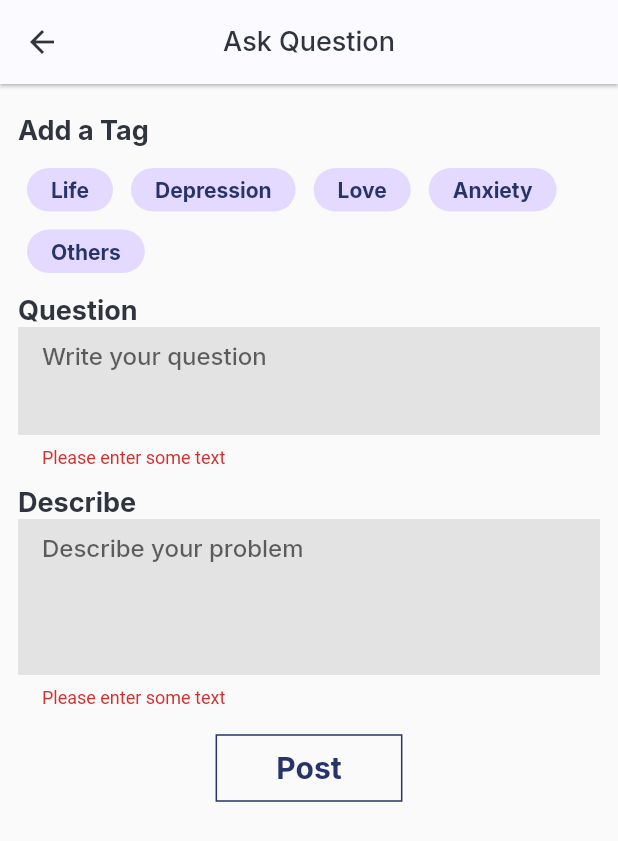
After one commit to gauranshkumar/butterfly, a Flutter app: the CreatePostPage screen opened by its route, after a tap on "Post", on a phone screen of 412 x 824 dp. The commit adds this screen. Shown: the top 841 px of the screen. Run offline on Flutter 3.47's test engine with Material 2 defaults, Android fonts, the phone set to English and light mode, and no system bars; our stand-ins replace cloud_firestore, convex_bottom_bar, firebase_auth, firebase_core, flutter_svg, fluttertoast and 2 more; accounts and stored records are empty.

Commit message:
post screen added

```diff
--- a/lib/config/colors.dart
+++ b/lib/config/colors.dart
@@ -5,4 +5,5 @@ class BrandColors {
   static const Color violet = Color(0xFFE4D9FF);
   static const Color white = Color(0xFFFAFAFF);
   static const Color black = Color(0xFF30343F);
+  static const Color grey = Color(0xFFE3E3E3);
 }
--- a/lib/config/styles.dart
+++ b/lib/config/styles.dart
@@ -4,23 +4,30 @@ import 'package:flutter/material.dart';
 import 'package:google_fonts/google_fonts.dart';
 
 class BrandStyles {
-  static final TextStyle headingRegular = GoogleFonts.inter(fontSize: 22);
-  static final TextStyle headingBold =
-      GoogleFonts.inter(fontSize: 22, fontWeight: FontWeight.bold);
-  static final TextStyle bodyRegular = GoogleFonts.inter(fontSize: 18);
-  static final TextStyle bodyBold =
-      GoogleFonts.inter(fontSize: 18, fontWeight: FontWeight.bold);
-  static final TextStyle subtitle = GoogleFonts.inter(fontSize: 16);
+  static final TextStyle headingRegular = GoogleFonts.inter(
+    fontSize: 22,
+    color: BrandColors.black,
+  );
+  static final TextStyle headingBold = GoogleFonts.inter(
+    fontSize: 22,
+    fontWeight: FontWeight.bold,
+    color: BrandColors.black,
+  );
+  static final TextStyle bodyRegular = GoogleFonts.inter(
+    fontSize: 18,
+    color: BrandColors.black,
+  );
+  static final TextStyle bodyBold = GoogleFonts.inter(
+    fontSize: 18,
+    fontWeight: FontWeight.bold,
+    color: BrandColors.black,
+  );
+  static final TextStyle subtitle = GoogleFonts.inter(
+    fontSize: 16,
+    color: BrandColors.black,
+  );
 
   static final ThemeData themeData = ThemeData(
     primaryColor: BrandColors.blue,
-    textTheme: TextTheme(
-      bodyText1: GoogleFonts.inter(),
-      subtitle1: GoogleFonts.inter(),
-      headline1: GoogleFonts.inter(),
-      button: GoogleFonts.inter(),
-      headline2: GoogleFonts.inter(),
-      bodyText2: GoogleFonts.inter(),
-    ),
   );
 }
--- /dev/null
+++ b/lib/models/tag.dart
@@ -0,0 +1,13 @@
+class Tag {
+  final String title;
+  bool isSelected = false;
+  Tag(this.title);
+}
+
+List<Tag> kQuestionTags = [
+  Tag('Life'),
+  Tag('Depression'),
+  Tag('Love'),
+  Tag('Anxiety'),
+  Tag('Others'),
+];
--- a/lib/routes/route_names.dart
+++ b/lib/routes/route_names.dart
@@ -1,4 +1,5 @@
 class RouteNames {
   static const loginPage = 'loginPage';
   static const homePage = 'homePage';
+  static const createPost = 'createPost';
 }
--- a/lib/routes/router.dart
+++ b/lib/routes/router.dart
@@ -1,7 +1,9 @@
 import 'package:butterfly/routes/route_names.dart';
 import 'package:butterfly/view_models/login/login_view_model.dart';
+import 'package:butterfly/view_models/new_post/create_post_view_model.dart';
 import 'package:butterfly/views/home/home_page.dart';
 import 'package:butterfly/views/login/login_page.dart';
+import 'package:butterfly/views/new_post/create_post.dart';
 import 'package:flutter/material.dart';
 import 'package:provider/provider.dart';
 
@@ -27,6 +29,13 @@ class Routes {
             ),
           ),
         );
+      case RouteNames.createPost:
+        return CustomRoute<bool>(
+          builder: (BuildContext context) => ChangeNotifierProvider(
+            create: (context) => CreatePostViewModel(),
+            child: CreatePostPage(),
+          ),
+        );
       default:
         return onUnknownRoute(const RouteSettings(name: '/invalid'));
     }
--- /dev/null
+++ b/lib/view_models/new_post/create_post_view_model.dart
@@ -0,0 +1,31 @@
+import 'package:butterfly/models/post.dart';
+import 'package:butterfly/models/tag.dart';
+import 'package:cloud_firestore/cloud_firestore.dart';
+import 'package:firebase_auth/firebase_auth.dart';
+import 'package:flutter/cupertino.dart';
+
+class CreatePostViewModel extends ChangeNotifier {
+  void updateTag(Tag tag) {
+    kQuestionTags = kQuestionTags.map((e) {
+      if (e.title == tag.title) {
+        e.isSelected = !e.isSelected;
+      } else {
+        e.isSelected = false;
+      }
+      return e;
+    }).toList();
+    notifyListeners();
+  }
+
+  String get currentTagTitle =>
+      kQuestionTags.where((element) => element.isSelected != false).first.title;
+  bool postQuestion(Post post) {
+    final docRef = FirebaseFirestore.instance
+        .collection('posts')
+        .doc(FirebaseAuth.instance.currentUser.uid)
+        .collection('my-posts')
+        .doc()
+        .set(post.toMap());
+    return docRef != null;
+  }
+}
--- /dev/null
+++ b/lib/views/new_post/create_post.dart
@@ -0,0 +1,187 @@
+import 'package:butterfly/config/colors.dart';
+import 'package:butterfly/config/styles.dart';
+import 'package:butterfly/models/post.dart';
+import 'package:butterfly/models/tag.dart';
+import 'package:butterfly/view_models/new_post/create_post_view_model.dart';
+import 'package:flutter/material.dart';
+import 'package:fluttertoast/fluttertoast.dart';
+import 'package:google_fonts/google_fonts.dart';
+import 'package:provider/provider.dart';
+
+class CreatePostPage extends StatelessWidget {
+  final TextEditingController _questionController = TextEditingController();
+  final TextEditingController _descriptionController = TextEditingController();
+  final _formKey = GlobalKey<FormState>();
+  @override
+  Widget build(BuildContext context) {
+    return Scaffold(
+      appBar: AppBar(
+        backgroundColor: BrandColors.white,
+        iconTheme: IconThemeData(color: BrandColors.black),
+        elevation: 1,
+        centerTitle: true,
+        title: Text(
+          'Ask Question',
+          style: BrandStyles.bodyRegular.copyWith(color: BrandColors.black),
+        ),
+      ),
+      body: _buildBody(),
+    );
+  }
+
+  Widget _buildBody() {
+    return Consumer<CreatePostViewModel>(
+      builder: (context, createPostViewModel, child) {
+        return Padding(
+          padding: const EdgeInsets.all(12.0),
+          child: Form(
+            key: _formKey,
+            child: Column(
+              crossAxisAlignment: CrossAxisAlignment.start,
+              children: [
+                SizedBox(height: 8),
+                Text(
+                  'Add a Tag',
+                  style: BrandStyles.bodyBold,
+                ),
+                SizedBox(height: 8),
+                _buildTagPills(createPostViewModel),
+                SizedBox(height: 8),
+                Text(
+                  'Question',
+                  style: BrandStyles.bodyBold,
+                ),
+                TextFormField(
+                  controller: _questionController,
+                  maxLines: 6,
+                  validator: validator,
+                  minLines: 3,
+                  style: GoogleFonts.inter(
+                    height: 1,
+                    fontWeight: FontWeight.w500,
+                  ),
+                  cursorColor: BrandColors.black,
+                  decoration: InputDecoration(
+                    border: InputBorder.none,
+                    fillColor: BrandColors.grey,
+                    focusColor: BrandColors.black,
+                    hintText: 'Write your question',
+                    filled: true,
+                    contentPadding: const EdgeInsets.symmetric(
+                        vertical: 12, horizontal: 16),
+                  ),
+                ),
+                SizedBox(height: 12),
+                Text(
+                  'Describe',
+                  style: BrandStyles.bodyBold,
+                ),
+                TextFormField(
+                  controller: _descriptionController,
+                  maxLines: 8,
+                  minLines: 5,
+                  validator: validator,
+                  style: GoogleFonts.inter(
+                    height: 1,
+                    fontWeight: FontWeight.w500,
+                  ),
+                  cursorColor: BrandColors.black,
+                  decoration: InputDecoration(
+                    border: InputBorder.none,
+                    fillColor: BrandColors.grey,
+                    focusColor: BrandColors.black,
+                    hintText: 'Describe your problem',
+                    filled: true,
+                    contentPadding: const EdgeInsets.symmetric(
+                        vertical: 12, horizontal: 16),
+                  ),
+                ),
+                SizedBox(height: 16),
+                Center(child: _postButton(context, createPostViewModel))
+              ],
+            ),
+          ),
+        );
+      },
+    );
+  }
+
+  Widget _postButton(context, CreatePostViewModel createPostViewModel) {
+    return OutlinedButton(
+      style: ButtonStyle(
+          padding: MaterialStateProperty.all<EdgeInsets>(
+              EdgeInsets.symmetric(horizontal: 40, vertical: 10)),
+          side: MaterialStateProperty.all<BorderSide>(
+            BorderSide(color: BrandColors.blue),
+          ),
+          shape: MaterialStateProperty.all<OutlinedBorder>(
+              ContinuousRectangleBorder(side: BorderSide.none))),
+      onPressed: () async {
+        if (_formKey.currentState.validate()) {
+          final tag = createPostViewModel.currentTagTitle;
+          final question = _questionController.text;
+          final description = _descriptionController.text;
+          final post = Post(
+            title: question,
+            description: description,
+            category: tag,
+            appreciateIdArray: [],
+            supportIdArray: [],
+            comments: [],
+          );
+          final isPostSuccess = createPostViewModel.postQuestion(post);
+          if (isPostSuccess) {
+            Fluttertoast.showToast(msg: "Succesfully posted ✅");
+            Navigator.pop(context);
+          }
+        }
+      },
+      child: Text(
+        "Post",
+        style: BrandStyles.headingBold.copyWith(
+          fontSize: 20,
+          color: BrandColors.blue,
+        ),
+      ),
+    );
+  }
+
+  String validator(value) {
+    if (value == null || value.isEmpty) {
+      return 'Please enter some text';
+    }
+    return null;
+  }
+
+  Widget _buildTagPills(CreatePostViewModel createPostViewModel) {
+    return Wrap(
+      children: [
+        ...kQuestionTags.map(
+          (element) => GestureDetector(
+            onTap: () => createPostViewModel.updateTag(element),
+            child: getPill(element),
+          ),
+        ),
+      ],
+    );
+  }
+
+  Widget getPill(Tag tag) {
+    final backgroundColor =
+        tag.isSelected ? BrandColors.blue : BrandColors.violet;
+    final textColor = tag.isSelected ? BrandColors.violet : BrandColors.blue;
+    return Container(
+      margin: EdgeInsets.all(6),
+      padding: EdgeInsets.symmetric(horizontal: 16, vertical: 6),
+      child: Text(
+        tag.title,
+        style: BrandStyles.bodyBold.copyWith(
+          color: textColor,
+          fontSize: 14,
+        ),
+      ),
+      decoration: BoxDecoration(
+          color: backgroundColor, borderRadius: BorderRadius.circular(32)),
+    );
+  }
+}
```
Also changed, not shown: lib/models/post.dart (+29 -31 lines), lib/models/user.dart (+12 -3 lines), lib/views/feed/feed_screen.dart (+14 -2 lines).
